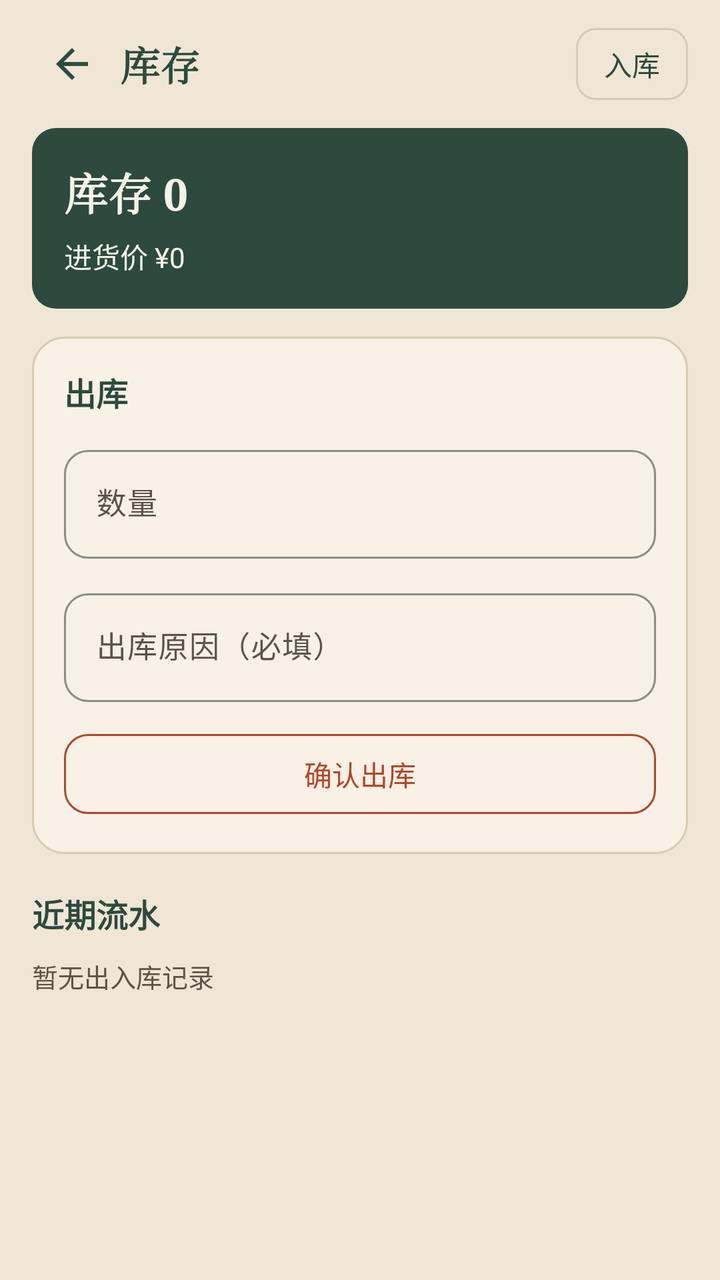
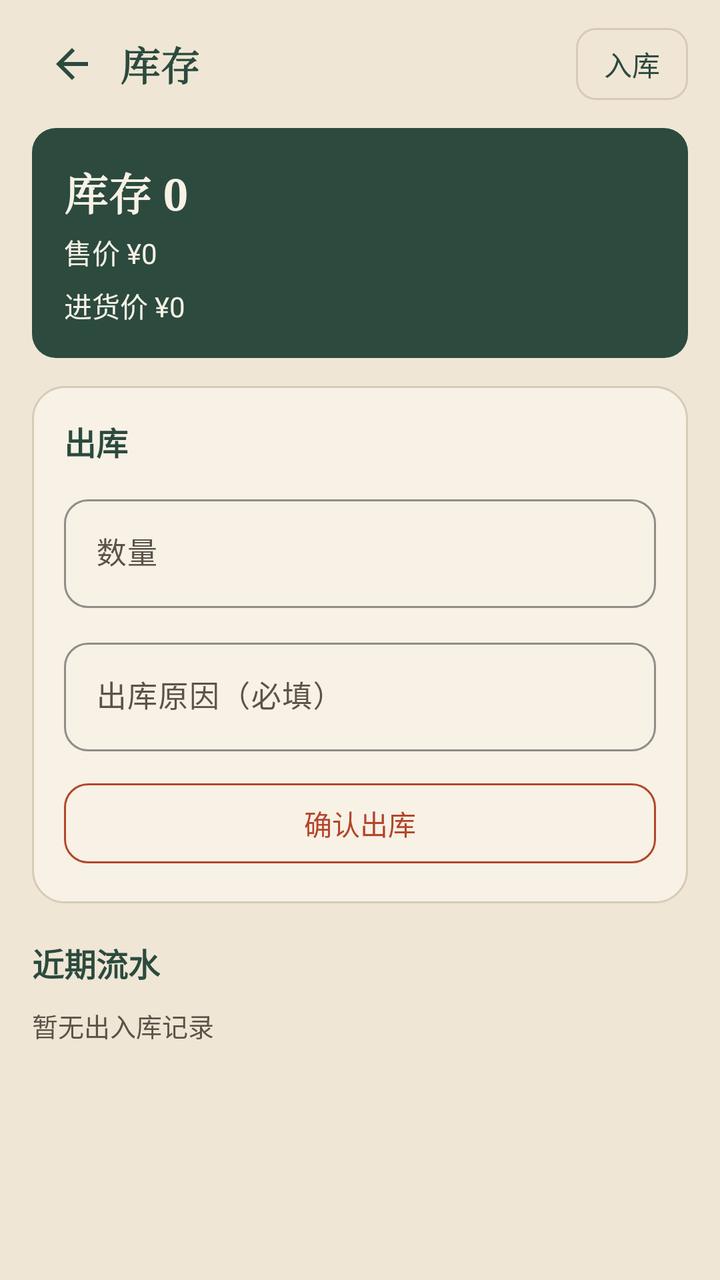

Two renders of the same Android screen: before a commit and after it. Below are the layout's source before the change and the commit's diff.
<!-- AndroidManifest.xml: application theme Theme.HairClinic -->
<!-- res/layout/fragment_stock.xml -->
<?xml version="1.0" encoding="utf-8"?>
<LinearLayout xmlns:android="http://schemas.android.com/apk/res/android"
    xmlns:app="http://schemas.android.com/apk/res-auto"
    android:layout_width="match_parent"
    android:layout_height="match_parent"
    android:background="@color/paper"
    android:orientation="vertical"
    android:paddingHorizontal="16dp"
    android:paddingTop="8dp"
    android:paddingBottom="16dp">

    <LinearLayout
        android:layout_width="match_parent"
        android:layout_height="48dp"
        android:gravity="center_vertical"
        android:orientation="horizontal">
        <ImageButton
            android:id="@+id/backBtn"
            android:layout_width="40dp"
            android:layout_height="40dp"
            android:background="?attr/selectableItemBackgroundBorderless"
            android:contentDescription="返回"
            android:padding="8dp"
            android:scaleType="centerInside"
            android:src="@drawable/ic_nav_back"
            app:tint="@color/pine" />
        <TextView
            android:id="@+id/pageTitle"
            android:layout_width="0dp"
            android:layout_height="wrap_content"
            android:layout_marginStart="4dp"
            android:layout_weight="1"
            android:fontFamily="serif"
            android:text="库存"
            android:textColor="@color/pine"
            android:textSize="20sp"
            android:textStyle="bold" />
        <com.google.android.material.button.MaterialButton
            android:id="@+id/inBtn"
            style="@style/Widget.XinShang.Button.Ghost"
            android:layout_width="wrap_content"
            android:layout_height="36dp"
            android:insetTop="0dp"
            android:insetBottom="0dp"
            android:minWidth="0dp"
            android:paddingHorizontal="14dp"
            android:text="入库"
            app:cornerRadius="10dp" />
    </LinearLayout>

    <ScrollView
        android:layout_width="match_parent"
        android:layout_height="0dp"
        android:layout_weight="1"
        android:fillViewport="true">

        <LinearLayout
            android:layout_width="match_parent"
            android:layout_height="wrap_content"
            android:orientation="vertical"
            android:paddingBottom="8dp">

            <LinearLayout
                android:layout_width="match_parent"
                android:layout_height="wrap_content"
                android:layout_marginTop="8dp"
                android:background="@drawable/bg_total"
                android:orientation="vertical"
                android:padding="16dp">
                <TextView
                    android:id="@+id/stockQtyText"
                    android:layout_width="match_parent"
                    android:layout_height="wrap_content"
                    android:fontFamily="serif"
                    android:text="库存 0"
                    android:textColor="@color/paper2"
                    android:textSize="22sp"
                    android:textStyle="bold" />
                <TextView
                    android:id="@+id/costPriceText"
                    android:layout_width="match_parent"
                    android:layout_height="wrap_content"
                    android:layout_marginTop="6dp"
                    android:text="进货价 ¥0"
                    android:textColor="@color/paper2"
                    android:textSize="14sp" />
            </LinearLayout>

            <LinearLayout
                android:layout_width="match_parent"
                android:layout_height="wrap_content"
                android:layout_marginTop="14dp"
                android:background="@drawable/bg_card"
                android:orientation="vertical"
                android:padding="16dp">
                <TextView
                    android:layout_width="wrap_content"
                    android:layout_height="wrap_content"
                    android:text="出库"
                    android:textColor="@color/pine"
                    android:textSize="16sp"
                    android:textStyle="bold" />
                <com.google.android.material.textfield.TextInputLayout
                    style="@style/Widget.XinShang.TextInput"
                    android:layout_width="match_parent"
                    android:layout_height="wrap_content"
                    android:layout_marginTop="12dp"
                    android:hint="数量">
                    <com.google.android.material.textfield.TextInputEditText
                        android:id="@+id/outQty"
                        android:layout_width="match_parent"
                        android:layout_height="wrap_content"
                        android:inputType="number"
                        android:textColor="@color/ink"
                        android:textSize="15sp" />
                </com.google.android.material.textfield.TextInputLayout>
                <com.google.android.material.textfield.TextInputLayout
                    style="@style/Widget.XinShang.TextInput"
                    android:layout_width="match_parent"
                    android:layout_height="wrap_content"
                    android:layout_marginTop="12dp"
                    android:hint="出库原因（必填）">
                    <com.google.android.material.textfield.TextInputEditText
                        android:id="@+id/outRemark"
                        android:layout_width="match_parent"
                        android:layout_height="wrap_content"
                        android:inputType="text"
                        android:textColor="@color/ink"
                        android:textSize="15sp" />
                </com.google.android.material.textfield.TextInputLayout>
                <com.google.android.material.button.MaterialButton
                    android:id="@+id/outBtn"
                    style="@style/Widget.XinShang.Button.Ghost"
                    android:layout_width="match_parent"
                    android:layout_height="48dp"
                    android:layout_marginTop="12dp"
                    android:text="确认出库"
                    android:textColor="@color/cinnabar"
                    app:cornerRadius="12dp"
                    app:strokeColor="@color/cinnabar" />
            </LinearLayout>

            <TextView
                android:layout_width="wrap_content"
                android:layout_height="wrap_content"
                android:layout_marginTop="18dp"
                android:text="近期流水"
                android:textColor="@color/pine"
                android:textSize="16sp"
                android:textStyle="bold" />
            <TextView
                android:id="@+id/moveEmpty"
                android:layout_width="match_parent"
                android:layout_height="wrap_content"
                android:layout_marginTop="10dp"
                android:text="暂无出入库记录"
                android:textColor="@color/ink_soft"
                android:textSize="13sp" />
            <LinearLayout
                android:id="@+id/moveBox"
                android:layout_width="match_parent"
                android:layout_height="wrap_content"
                android:layout_marginTop="10dp"
                android:orientation="vertical" />
        </LinearLayout>
    </ScrollView>
</LinearLayout>
<!-- resources referenced by this layout -->
<resources>
  <color name="cinnabar">#B4452A</color>
  <color name="ink">#1F1A14</color>
  <color name="ink_soft">#5C5348</color>
  <color name="paper">#EFE6D6</color>
  <color name="paper2">#F7F1E6</color>
  <color name="pine">#2C4A3E</color>
  <!-- drawable bg_card (drawable) -->
  <?xml version="1.0" encoding="utf-8"?>
  <shape xmlns:android="http://schemas.android.com/apk/res/android">
      <solid android:color="@color/paper2" />
      <stroke android:width="1dp" android:color="@color/line" />
      <corners android:radius="16dp" />
  </shape>
  <!-- drawable bg_total (drawable) -->
  <?xml version="1.0" encoding="utf-8"?>
  <shape xmlns:android="http://schemas.android.com/apk/res/android">
      <solid android:color="@color/pine" />
      <corners android:radius="12dp" />
  </shape>
  <!-- drawable ic_nav_back (drawable) -->
  <?xml version="1.0" encoding="utf-8"?>
  <vector xmlns:android="http://schemas.android.com/apk/res/android"
      android:width="24dp"
      android:height="24dp"
      android:viewportWidth="24"
      android:viewportHeight="24">
      <path
          android:fillColor="#1F1A14"
          android:pathData="M20,11H7.83l5.59,-5.59L12,4l-8,8 8,8 1.41,-1.41L7.83,13H20v-2z" />
  </vector>
  <style name="Widget.XinShang.Button.Ghost" parent="Widget.Material3.Button.OutlinedButton">
          <item name="strokeColor">@color/line</item>
          <item name="strokeWidth">1dp</item>
          <item name="android:textColor">@color/pine</item>
          <item name="cornerRadius">12dp</item>
          <item name="android:textAllCaps">false</item>
          <item name="android:letterSpacing">0</item>
      </style>
  <style name="Widget.XinShang.TextInput" parent="Widget.Material3.TextInputLayout.OutlinedBox">
          <item name="boxCornerRadiusTopStart">12dp</item>
          <item name="boxCornerRadiusTopEnd">12dp</item>
          <item name="boxCornerRadiusBottomStart">12dp</item>
          <item name="boxCornerRadiusBottomEnd">12dp</item>
          <item name="boxStrokeColor">@color/pine</item>
          <item name="boxStrokeWidth">1dp</item>
          <item name="hintTextColor">@color/pine</item>
          <item name="startIconTint">@color/ink_soft</item>
          <item name="android:textColorHint">@color/ink_soft</item>
      </style>
  <color name="line">#D7CBB6</color>
  <color name="pine2">#3D6656</color>
  <style name="Widget.XinShang.Button" parent="Widget.Material3.Button">
          <item name="backgroundTint">@color/pine</item>
          <item name="android:textColor">@color/paper2</item>
          <item name="cornerRadius">12dp</item>
          <item name="android:paddingTop">12dp</item>
          <item name="android:paddingBottom">12dp</item>
          <item name="android:textAllCaps">false</item>
          <item name="android:letterSpacing">0</item>
      </style>
  <style name="ThemeOverlay.XinShang.Dialog" parent="ThemeOverlay.Material3.MaterialAlertDialog">
          <item name="colorPrimary">@color/pine</item>
          <item name="colorSurface">@color/paper2</item>
          <item name="colorOnSurface">@color/ink</item>
      </style>
  <!-- unchanged entries left out for length: 1 -->
</resources>

<!-- the commit's change to res/layout/fragment_stock.xml (unified diff, before → after) -->
@@ -76,6 +76,14 @@
                     android:textColor="@color/paper2"
                     android:textSize="22sp"
                     android:textStyle="bold" />
+                <TextView
+                    android:id="@+id/salePriceText"
+                    android:layout_width="match_parent"
+                    android:layout_height="wrap_content"
+                    android:layout_marginTop="4dp"
+                    android:text="售价 ¥0"
+                    android:textColor="@color/paper2"
+                    android:textSize="14sp" />
                 <TextView
                     android:id="@+id/costPriceText"
                     android:layout_width="match_parent"
